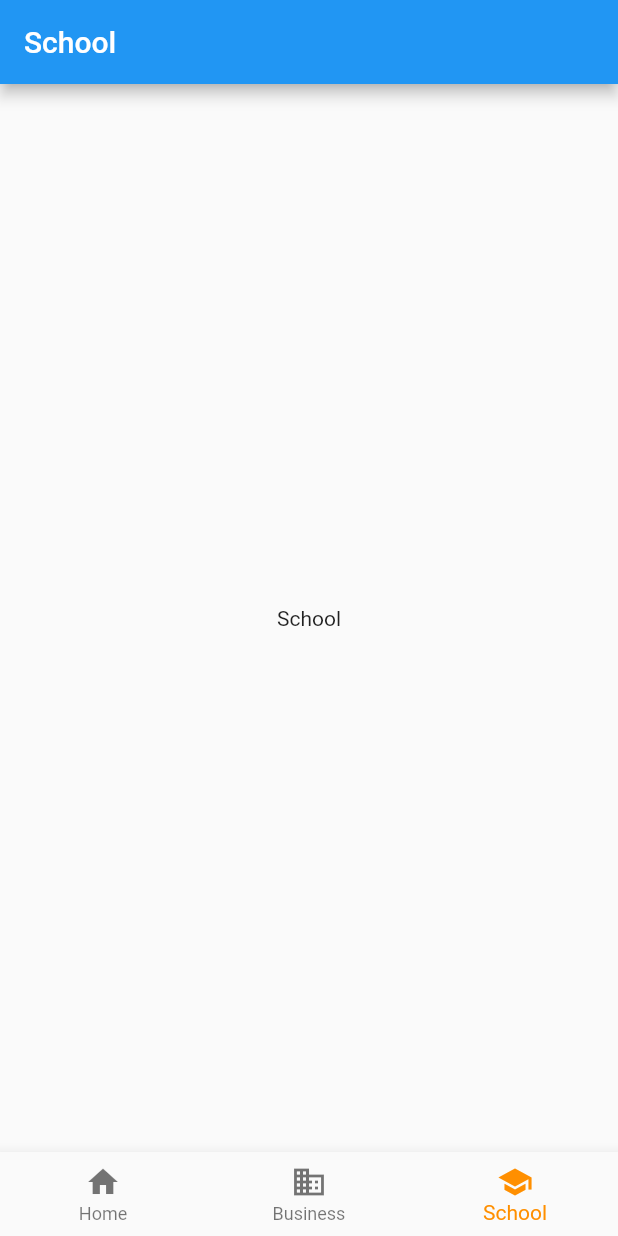
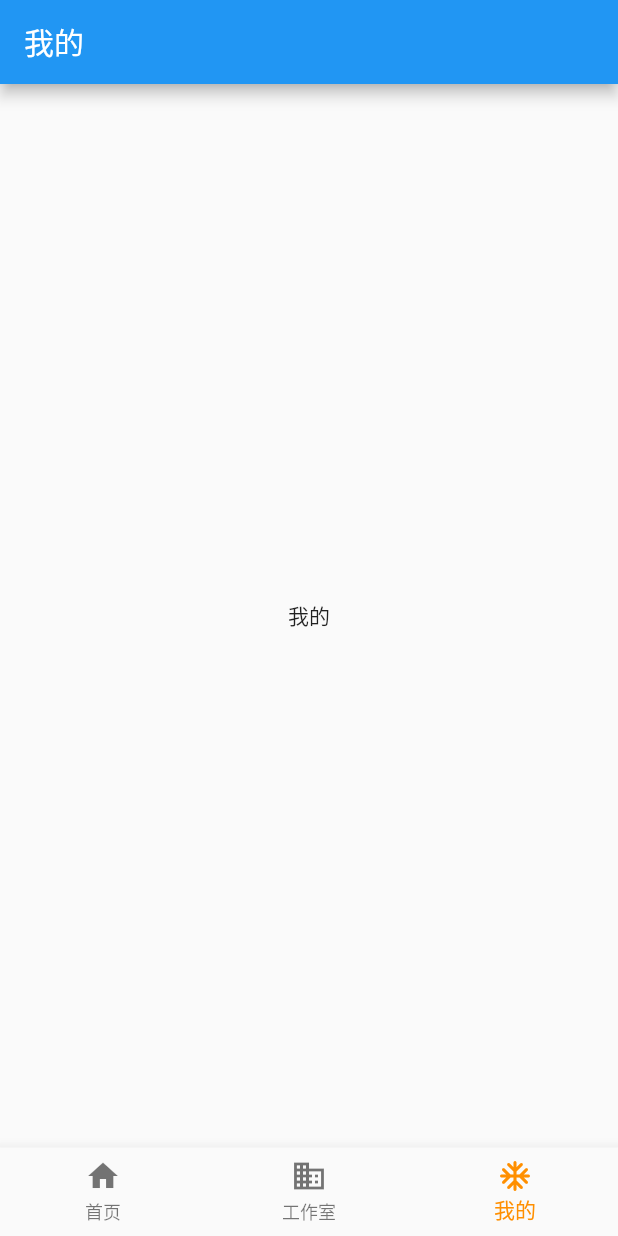
Before and after one commit to hyy984750073/fat_cat, a Flutter app: the screen it shows after launch, item 3 of the bottom bar chosen, on a phone screen of 412 x 824 dp. Run offline on Flutter 3.47's test engine with Material 2 defaults, Android fonts, the phone set to English and light mode, and no system bars.

Commit message:
tabs优化

```diff
--- a/lib/pages/home.dart
+++ b/lib/pages/home.dart
@@ -6,7 +6,7 @@ class HomePage extends StatelessWidget {
   @override
   Widget build(BuildContext context) {
     return Scaffold(
-        appBar: AppBar(title: const Text('Home')),
+        appBar: AppBar(title: const Text('首页')),
         body: Center(
           child: Column(
             children: [
--- /dev/null
+++ b/lib/pages/my.dart
@@ -0,0 +1,20 @@
+import 'package:flutter/material.dart';
+
+class MyView extends StatefulWidget {
+  const MyView({super.key});
+
+  @override
+  State<MyView> createState() => _MyViewState();
+}
+
+class _MyViewState extends State<MyView> {
+  @override
+  Widget build(BuildContext context) {
+    return Scaffold(
+      appBar: AppBar(title: const Text('我的')),
+      body: const Center(
+        child: Text('我的'),
+      )
+    );
+  }
+}
--- a/lib/tabs/tabs.dart
+++ b/lib/tabs/tabs.dart
@@ -1,7 +1,7 @@
 import 'package:flutter/material.dart';
 import '../pages/home.dart';
 import '../pages/business.dart';
-import '../pages/school.dart';
+import '../pages/my.dart';
 
 class TabsView extends StatefulWidget {
   const TabsView({super.key});
@@ -20,7 +20,7 @@ class _TabsViewState extends State<TabsView> {
   static const List<Widget> _widgetOptions = <Widget>[
     HomePage(),
     BusinessView(),
-    SchoolView(),
+    MyView(),
   ];
   @override
   Widget build(BuildContext context) {
@@ -31,15 +31,15 @@ class _TabsViewState extends State<TabsView> {
         items: const <BottomNavigationBarItem>[
           BottomNavigationBarItem(
             icon: Icon(Icons.home),
-            label: 'Home',
+            label: '首页',
           ),
           BottomNavigationBarItem(
             icon: Icon(Icons.business),
-            label: 'Business',
+            label: '工作室',
           ),
           BottomNavigationBarItem(
-            icon: Icon(Icons.school),
-            label: 'School',
+            icon: Icon(Icons.ac_unit_rounded),
+            label: '我的',
           ),
         ],
         currentIndex: _selectedIndex,
```
Also changed, not shown: 1 other file.
